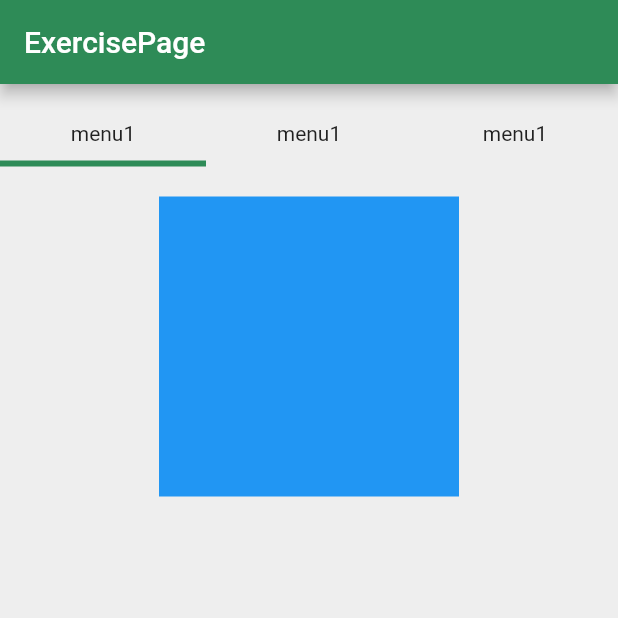
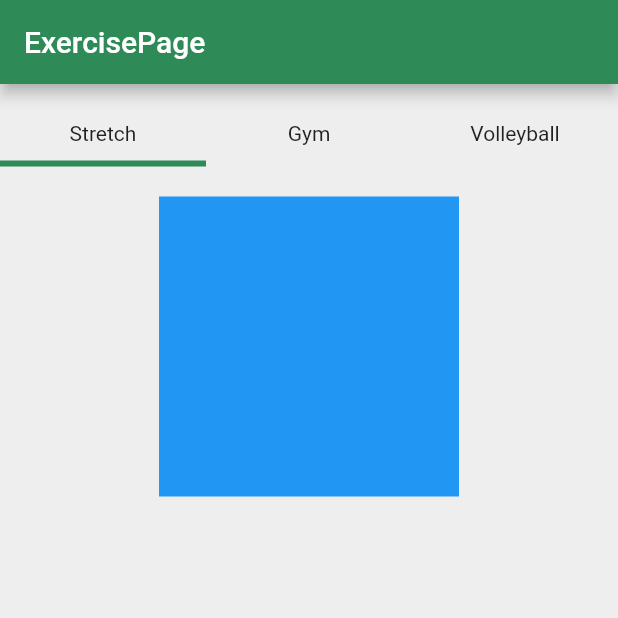
Before and after one commit to zysek11/LifestyleApplication, a Flutter app: the screen it shows after launch, item 2 of the bottom bar chosen, on a phone screen of 412 x 824 dp, the top half of it. Run offline on Flutter 3.47's test engine with Material 2 defaults, Android fonts, the light colour scheme and no system bars; drawn by our look-alikes of google_nav_bar.

Commit message:
Mała poprawka
dodano napisy do menu w exerciseMenu

```diff
--- a/lib/Pages/ExerciseScreen.dart
+++ b/lib/Pages/ExerciseScreen.dart
@@ -45,7 +45,7 @@ class _ExerciseScreenState extends State<ExerciseScreen> {
                         exerciseMenuIndex = 0;
                       });
                     },
-                      child: MenuBlock(queue: 0, emi: exerciseMenuIndex)),
+                      child: MenuBlock(queue: 0, emi: exerciseMenuIndex, name: "Stretch")),
                 ),
                 Expanded(
                   child: GestureDetector(
@@ -54,7 +54,7 @@ class _ExerciseScreenState extends State<ExerciseScreen> {
                           exerciseMenuIndex = 1;
                         });
                       },
-                      child: MenuBlock(queue: 1, emi: exerciseMenuIndex)),
+                      child: MenuBlock(queue: 1, emi: exerciseMenuIndex, name: "Gym")),
                 ),
                 Expanded(
                   child: GestureDetector(
@@ -63,7 +63,7 @@ class _ExerciseScreenState extends State<ExerciseScreen> {
                           exerciseMenuIndex = 2;
                         });
                       },
-                      child: MenuBlock(queue: 2, emi: exerciseMenuIndex)),
+                      child: MenuBlock(queue: 2, emi: exerciseMenuIndex, name: "Volleyball")),
                 ),
               ],
             ),
--- a/lib/Pages/exerciseMenu/menuBlock.dart
+++ b/lib/Pages/exerciseMenu/menuBlock.dart
@@ -3,7 +3,9 @@ import 'package:flutter/material.dart';
 class MenuBlock extends StatefulWidget {
   final int emi;
   final int queue;
-  const MenuBlock({Key? key, required this.queue, required this.emi}) : super(key: key);
+  final String name;
+  const MenuBlock({Key? key, required this.queue, required this.emi,
+    required this.name}) : super(key: key);
 
   @override
   _MenuBlockState createState() => _MenuBlockState();
@@ -32,9 +34,9 @@ class _MenuBlockState extends State<MenuBlock> {
           ),
         ),
       ),
-      child: const Align(
+      child:  Align(
         alignment: Alignment.center,
-        child: Text("menu1"),
+        child: Text(widget.name),
       ),
     );
   }
```
